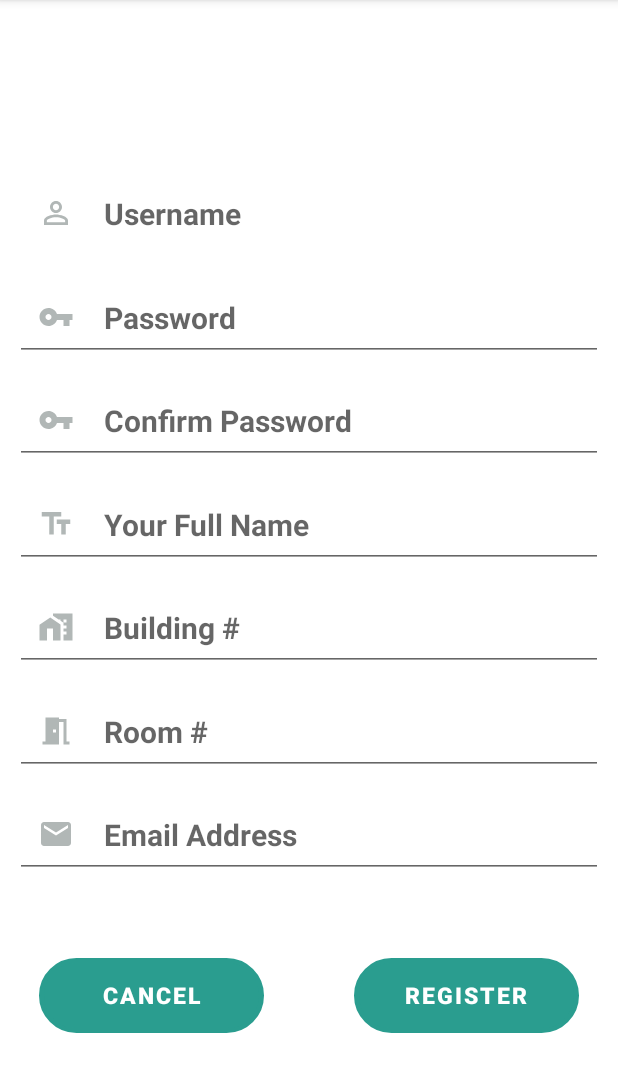
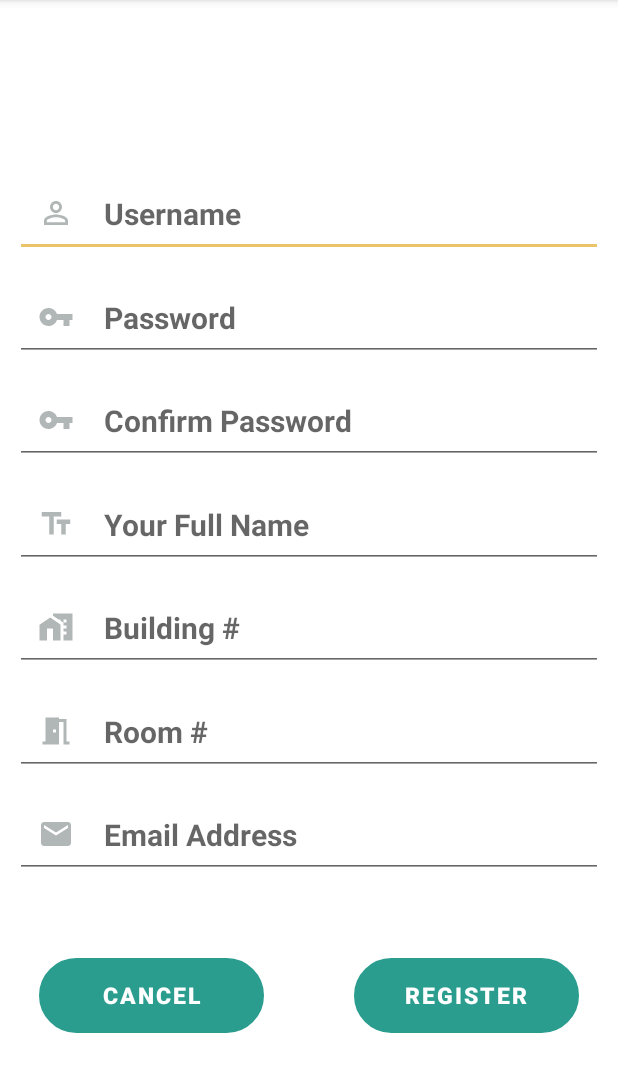
Before and after one commit to fc4978637/my_community, an Android app: the RegisterActivity screen opened directly, with no data from a screen before it, on a phone screen of 412 x 824 dp, the part 84-1176 px from its top. Run offline under Robolectric (Android 15) with nearby library versions, the phone set to English and light mode, and no system bars.

Commit message:
Adjust EditText username to show the underline
remove background image

```diff
--- a/app/src/main/res/layout/activity_register.xml
+++ b/app/src/main/res/layout/activity_register.xml
@@ -11,7 +11,6 @@
         android:layout_width="match_parent"
         android:layout_height="wrap_content"
         android:layout_margin="10dp"
-        android:background="@drawable/input_bg"
         android:drawableLeft="@drawable/ic_baseline_person_outline_24"
         android:drawablePadding="20dp"
         android:ems="10"
```
